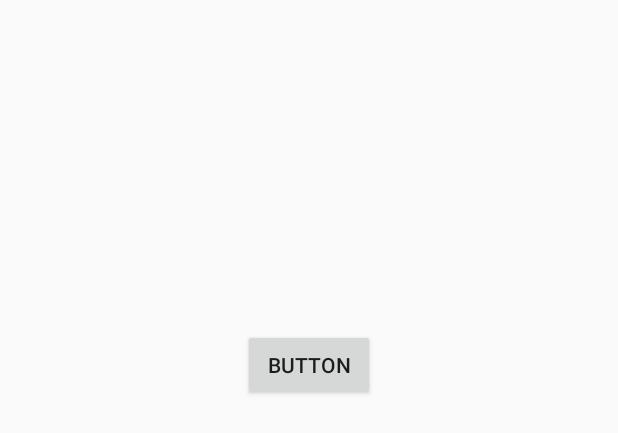
After one commit to KMiika/Pong, an Android app: the layout activity_menu.xml on its own in the app's theme, with its tools: preview values and no code run, on a phone screen of 412 x 824 dp. The commit adds this screen. Shown: the top 433 px of the screen. Run offline under Robolectric (Android 15) with nearby library versions, the phone set to English and light mode, and no system bars.

Commit message:
Menu säätöä lisää. Luotiin uusi Activity menua varten.

```diff
--- /dev/null
+++ b/app/src/main/res/layout/activity_menu.xml
@@ -0,0 +1,21 @@
+<?xml version="1.0" encoding="utf-8"?>
+<androidx.constraintlayout.widget.ConstraintLayout xmlns:android="http://schemas.android.com/apk/res/android"
+    xmlns:app="http://schemas.android.com/apk/res-auto"
+    xmlns:tools="http://schemas.android.com/tools"
+    android:layout_width="match_parent"
+    android:layout_height="match_parent"
+    android:orientation="horizontal"
+    tools:context=".MenuActivity">
+
+    <Button
+        android:id="@+id/button"
+        android:layout_width="wrap_content"
+        android:layout_height="wrap_content"
+        android:text="Button"
+        app:layout_constraintBottom_toBottomOf="parent"
+        app:layout_constraintEnd_toEndOf="parent"
+        app:layout_constraintHorizontal_bias="0.499"
+        app:layout_constraintStart_toStartOf="parent"
+        app:layout_constraintTop_toTopOf="parent"
+        app:layout_constraintVertical_bias="0.283" />
+</androidx.constraintlayout.widget.ConstraintLayout>
```
Also changed, not shown: app/src/main/AndroidManifest.xml (+5 -3 lines), app/src/main/java/fi/android/projekti/pong/MainActivity.java (+10 -3 lines), app/src/main/java/fi/android/projekti/pong/MenuActivity.java (added, +25 -0 lines).
